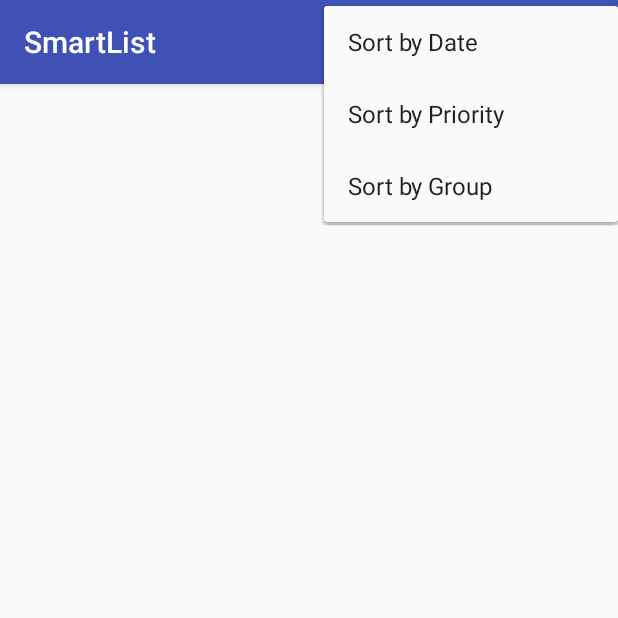
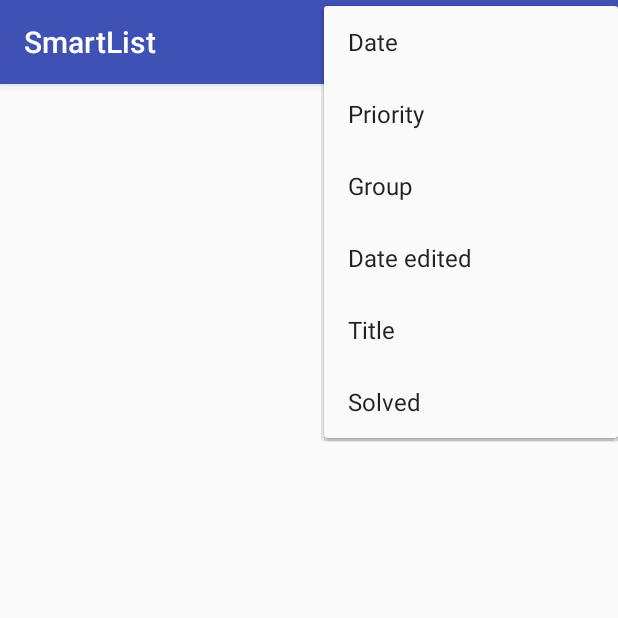
Before and after one commit to Tybop/SmartList, an Android app: the screen it shows after launch (NoteListActivity), after a tap on "SORT", on a phone screen of 412 x 824 dp, the top half of it. Run offline under Robolectric (Android 15) with nearby library versions, the phone set to English and light mode, and no system bars; 1 other tap on this screen came first.

Commit message:
updated sorting code

```diff
--- a/CriminalIntent/app/src/main/java/com/csci448/tcranor/smartlist/Note.java
+++ b/CriminalIntent/app/src/main/java/com/csci448/tcranor/smartlist/Note.java
@@ -16,6 +16,8 @@
     private int mPriority;
     private String mGroup;
     private Date mDateEdited;
+    private boolean mCompleted;
+
 
     public Date getDateEdited() {
         if (mDateEdited == null)
@@ -54,7 +56,6 @@
         mGroup = group;
     }
 
-    private boolean mCompleted;
 
     public Note(){
 
--- a/CriminalIntent/app/src/main/res/menu/fragment_note_list.xml
+++ b/CriminalIntent/app/src/main/res/menu/fragment_note_list.xml
@@ -22,15 +22,27 @@
         <menu>
             <item
                 android:id="@+id/menu_item_sort_by_date"
-                android:title="Sort by Date"
+                android:title="Date"
                 />
             <item
                 android:id="@+id/menu_item_sort_by_priority"
-                android:title="Sort by Priority"
+                android:title="Priority"
                 />
             <item
                 android:id="@+id/menu_item_sort_by_group"
-                android:title="Sort by Group"
+                android:title="Group"
+                />
+            <item
+                android:id="@+id/menu_item_sort_by_date_edited"
+                android:title="Date edited"
+                />
+            <item
+                android:id="@+id/menu_item_sort_by_title"
+                android:title="Title"
+                />
+            <item
+                android:id="@+id/menu_item_sort_by_solved"
+                android:title="Solved"
                 />
         </menu>
     </item>
```
Also changed, not shown: CriminalIntent/app/src/main/java/com/csci448/tcranor/smartlist/NoteHolder.java (+48 -12 lines), CriminalIntent/app/src/main/java/com/csci448/tcranor/smartlist/NoteListFragment.java (+26 -5 lines), 8 other files.
